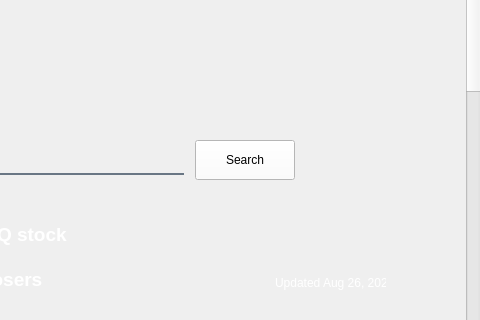
eDarrrrr/ProjectSTAL, file ui/MainMenu.ui: the form before one commit; both pictures show x 896 to 1376 and y 262 to 582 of the 1376 by 709 pixel window.
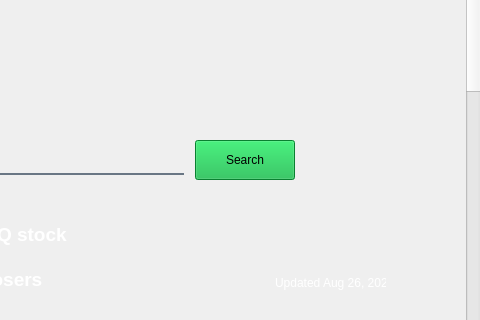
The form after the commit. Icons and pictures are not drawn.

What changed in the file:
```diff
--- a/ui/MainMenu.ui
+++ b/ui/MainMenu.ui
@@ -286,8 +286,8 @@
         <rect>
          <x>0</x>
          <y>0</y>
-         <width>1089</width>
-         <height>1372</height>
+         <width>1086</width>
+         <height>1384</height>
         </rect>
        </property>
        <layout class="QVBoxLayout" name="contentLayout">
@@ -585,7 +585,7 @@
                 </size>
                </property>
                <property name="styleSheet">
-                <string notr="true">background-color: rgb(255, 255, 255);</string>
+                <string notr="true">background-color: rgb(13, 181, 67);</string>
                </property>
                <property name="text">
                 <string>Search</string>
```
Left out of the diff: 2 changed lines with no effect on the pictures.
